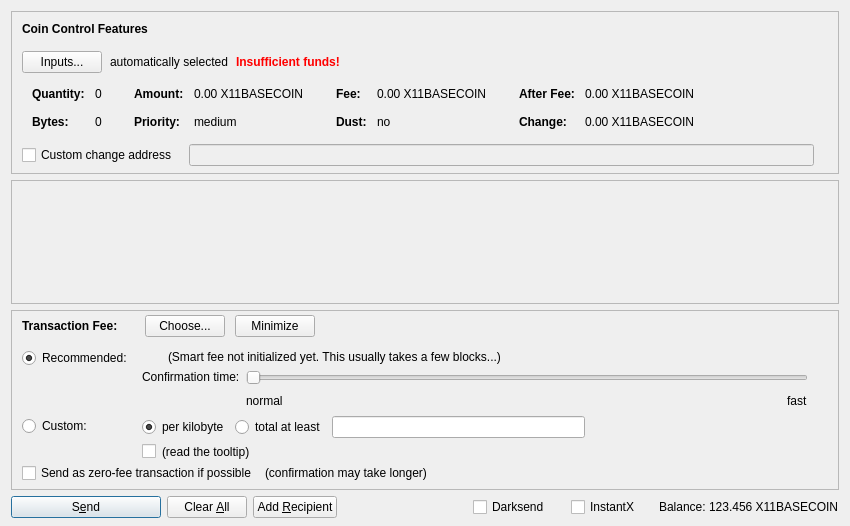
Qt form src/qt/forms/sendcoinsdialog.ui (nohhplus0/x11basecoin) before a commit.
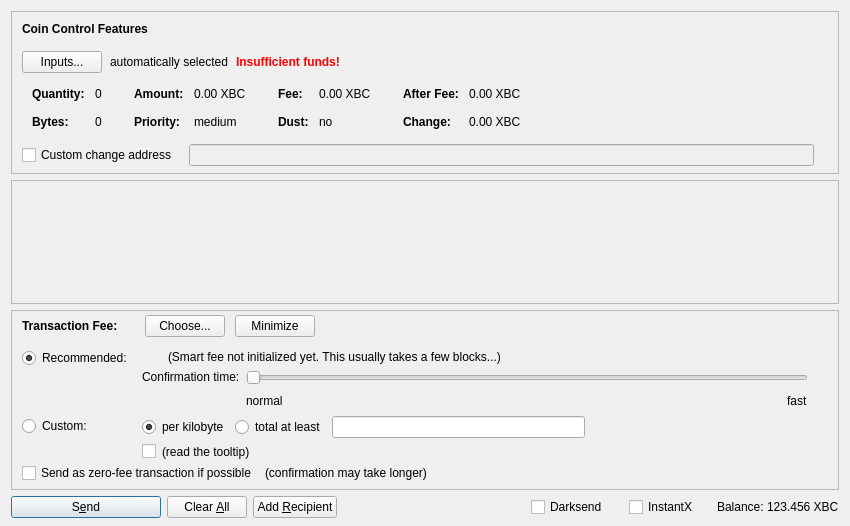
The same form after that commit. Icons and pictures are not drawn. Custom widgets are drawn as their Qt base class.

Diff of the .ui file:
```diff
--- a/src/qt/forms/sendcoinsdialog.ui
+++ b/src/qt/forms/sendcoinsdialog.ui
@@ -324,7 +324,7 @@
                   <enum>Qt::ActionsContextMenu</enum>
                  </property>
                  <property name="text">
-                  <string notr="true">0.00 X11BASECOIN</string>
+                  <string notr="true">0.00 XBC</string>
                  </property>
                  <property name="textInteractionFlags">
                   <set>Qt::LinksAccessibleByMouse|Qt::TextSelectableByKeyboard|Qt::TextSelectableByMouse</set>
@@ -404,7 +404,7 @@
                   <enum>Qt::ActionsContextMenu</enum>
                  </property>
                  <property name="text">
-                  <string notr="true">0.00 X11BASECOIN</string>
+                  <string notr="true">0.00 XBC</string>
                  </property>
                  <property name="textInteractionFlags">
                   <set>Qt::LinksAccessibleByMouse|Qt::TextSelectableByKeyboard|Qt::TextSelectableByMouse</set>
@@ -484,7 +484,7 @@
                   <enum>Qt::ActionsContextMenu</enum>
                  </property>
                  <property name="text">
-                  <string notr="true">0.00 X11BASECOIN</string>
+                  <string notr="true">0.00 XBC</string>
                  </property>
                  <property name="textInteractionFlags">
                   <set>Qt::LinksAccessibleByMouse|Qt::TextSelectableByKeyboard|Qt::TextSelectableByMouse</set>
@@ -513,7 +513,7 @@
                   <enum>Qt::ActionsContextMenu</enum>
                  </property>
                  <property name="text">
-                  <string notr="true">0.00 X11BASECOIN</string>
+                  <string notr="true">0.00 XBC</string>
                  </property>
                  <property name="textInteractionFlags">
                   <set>Qt::LinksAccessibleByMouse|Qt::TextSelectableByKeyboard|Qt::TextSelectableByMouse</set>
@@ -1378,7 +1378,7 @@
           <cursorShape>IBeamCursor</cursorShape>
          </property>
          <property name="text">
-          <string notr="true">123.456 X11BASECOIN</string>
+          <string notr="true">123.456 XBC</string>
          </property>
          <property name="textInteractionFlags">
           <set>Qt::LinksAccessibleByMouse|Qt::TextSelectableByKeyboard|Qt::TextSelectableByMouse</set>
```
Left out of the diff: 4 changed lines with no effect on the pictures.
